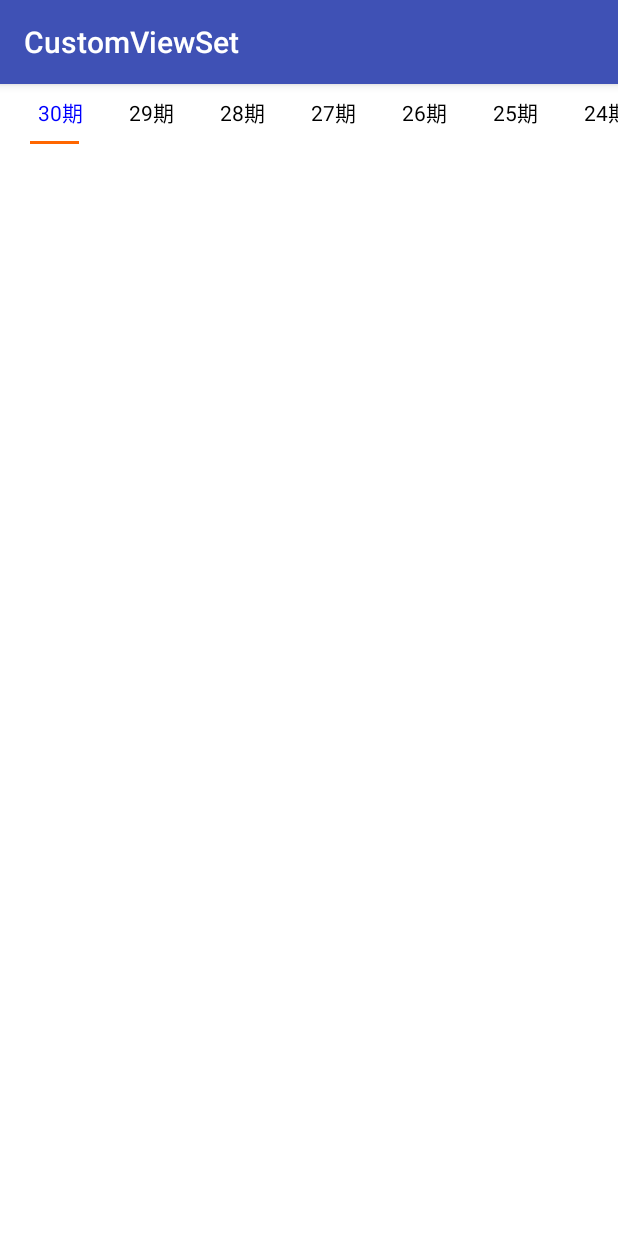
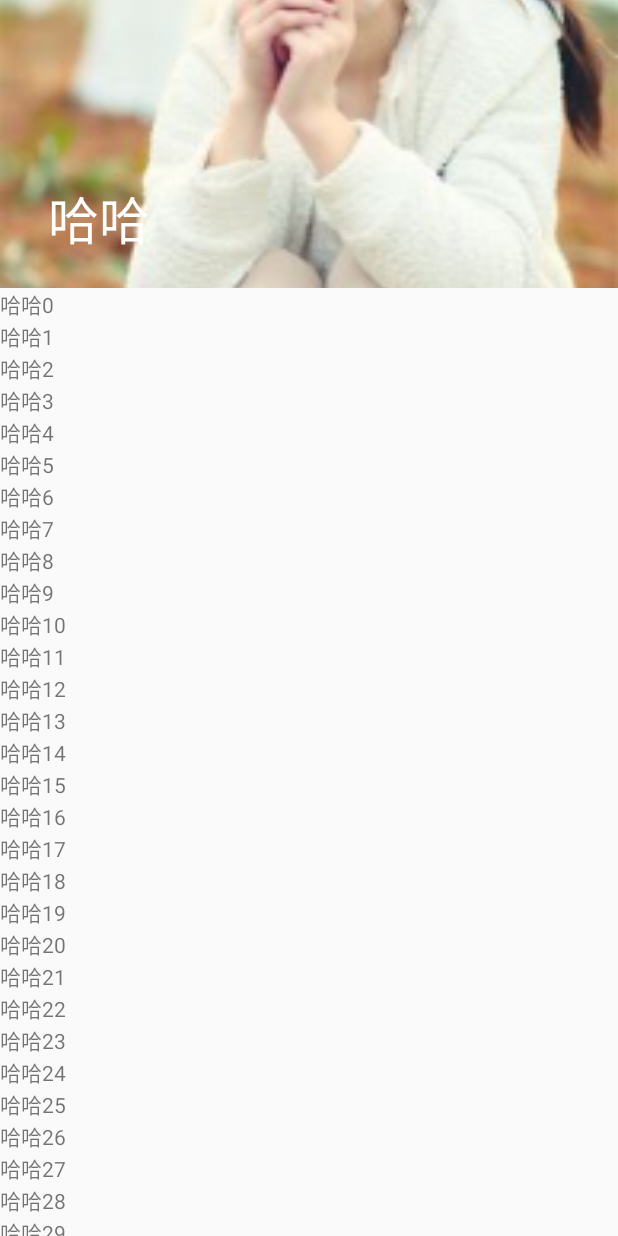
Before and after one commit to VincentLoveAndroid/CustomViewSet, an Android app: the screen it shows after launch (MainActivity), on a phone screen of 412 x 824 dp. Run offline under Robolectric (Android 15) with nearby library versions, the phone set to English and light mode, and no system bars.

Commit message:
material design practice

```diff
--- a/app/src/main/java/com/example/mingren/customviewset/MainActivity.java
+++ b/app/src/main/java/com/example/mingren/customviewset/MainActivity.java
@@ -1,13 +1,111 @@
 package com.example.mingren.customviewset;
 
+import android.app.Activity;
+import android.graphics.Color;
+import android.os.Build;
+import android.support.design.widget.CollapsingToolbarLayout;
+import android.support.design.widget.CoordinatorLayout;
+import android.support.v4.view.ViewCompat;
 import android.support.v7.app.AppCompatActivity;
 import android.os.Bundle;
+import android.support.v7.widget.LinearLayoutManager;
+import android.support.v7.widget.RecyclerView;
+import android.view.MotionEvent;
+import android.view.View;
+import android.view.ViewConfiguration;
+import android.view.ViewGroup;
+import android.widget.BaseAdapter;
+import android.widget.ListView;
+import android.widget.TextView;
 
-public class MainActivity extends AppCompatActivity {
+import com.example.mingren.customviewset.Utils.ScreenUtils;
+import com.example.mingren.customviewset.view.NestedScrollingListView;
+
+import java.util.TreeMap;
+
+public class MainActivity extends Activity {
+
+    private CoordinatorLayout coordinatorLayout;
+    private float startX;
+    private float startY;
+    private int l;
+    private int t;
+    private int scaledTouchSlop;
 
     @Override
     protected void onCreate(Bundle savedInstanceState) {
         super.onCreate(savedInstanceState);
         setContentView(R.layout.activity_main);
+        CollapsingToolbarLayout cll = (CollapsingToolbarLayout) findViewById(R.id.cdl_test);
+        cll.setExpandedTitleColor(Color.BLACK);
+        cll.setExpandedTitleColor(Color.WHITE);
+        //coordinatorLayout = (CoordinatorLayout) findViewById(R.id.cdl_test);
+        RecyclerView rcv = (RecyclerView) findViewById(R.id.rcv_test);
+        LinearLayoutManager lm = new LinearLayoutManager(MainActivity.this);
+        lm.setOrientation(LinearLayoutManager.VERTICAL);
+        rcv.setLayoutManager(lm);
+
+        rcv.setAdapter(new RecyclerView.Adapter() {
+            @Override
+            public RecyclerView.ViewHolder onCreateViewHolder(ViewGroup parent, int viewType) {
+                TextView tv = new TextView(MainActivity.this);
+                return new MyViewHolder(tv);
+            }
+
+            @Override
+            public void onBindViewHolder(RecyclerView.ViewHolder holder, int position) {
+                TextView tv = (TextView) holder.itemView;
+                tv.setText("哈哈" + position);
+            }
+
+            @Override
+            public int getItemCount() {
+                return 100;
+            }
+        });
+
+
+        final int statusBarHeight = ScreenUtils.getStatusBarHeight(this);
+
+        scaledTouchSlop = ViewConfiguration.get(this).getScaledTouchSlop();
+//        tvDependency.setOnTouchListener(new View.OnTouchListener() {
+//            @Override
+//            public boolean onTouch(View v, MotionEvent event) {
+//                switch (event.getAction()) {
+//                    case MotionEvent.ACTION_DOWN:
+//                        startX = event.getX();
+//                        startY = event.getY();
+//                        System.out.println("startX" + startX);
+//                        System.out.println("startY" + startY);
+//                        break;
+//                    case MotionEvent.ACTION_MOVE:
+//                        if (isMove(event)) {
+//                            l = (int) (event.getRawX() - startX);
+//                            t = (int) (event.getRawY() - startY - statusBarHeight);
+//                            tvDependency.layout(l, t, l + tvDependency.getWidth(), t + tvDependency.getHeight());
+//                        }
+//                        break;
+//                    case MotionEvent.ACTION_UP:
+//                        break;
+//                }
+//                return true;
+//            }
+//        });
+    }
+
+    private class MyViewHolder extends RecyclerView.ViewHolder {
+
+        public MyViewHolder(View itemView) {
+            super(itemView);
+        }
+    }
+
+    private boolean isMove(MotionEvent event) {
+        int moveX = (int) event.getX();
+        int moveY = (int) event.getY();
+        if (Math.abs(moveX - startX) > scaledTouchSlop / 2 || Math.abs(moveY - startY) > scaledTouchSlop / 2) {
+            return true;
+        }
+        return false;
     }
 }
--- a/app/src/main/java/com/example/mingren/customviewset/Ob/Wave.java
+++ b/app/src/main/java/com/example/mingren/customviewset/Ob/Wave.java
@@ -9,6 +9,7 @@ import android.animation.TimeInterpolator;
 import android.graphics.Canvas;
 import android.graphics.Color;
 import android.graphics.Paint;
+import android.support.design.widget.CoordinatorLayout;
 import android.view.animation.LinearInterpolator;
 
 import java.util.List;
@@ -80,5 +81,6 @@ public class Wave {
         int blue = random.nextInt(190) + 30;
         int argb = Color.argb(alpha, red, green, blue);
         return argb;
+
     }
 }
--- a/app/src/main/res/layout/activity_main.xml
+++ b/app/src/main/res/layout/activity_main.xml
@@ -1,16 +1,45 @@
 <?xml version="1.0" encoding="utf-8"?>
-<RelativeLayout xmlns:android="http://schemas.android.com/apk/res/android"
+<android.support.design.widget.CoordinatorLayout xmlns:android="http://schemas.android.com/apk/res/android"
+    xmlns:app="http://schemas.android.com/apk/res-auto"
     xmlns:tools="http://schemas.android.com/tools"
     android:layout_width="match_parent"
     android:layout_height="match_parent"
-    android:background="#fff"
-    tools:context="com.example.mingren.customviewset.MainActivity">
+    tools:context=".MainActivity">
 
-    <!--<com.example.mingren.customviewset.view.ClockSurfaceView-->
-    <!--android:layout_width="300dp"-->
-    <!--android:layout_height="300dp"-->
-    <!--android:layout_centerInParent="true" />-->
-    <com.example.mingren.customviewset.view.ScrollTabIndicatorView
+    <android.support.v7.widget.RecyclerView
+        android:id="@+id/rcv_test"
         android:layout_width="match_parent"
-        android:layout_height="wrap_content"></com.example.mingren.customviewset.view.ScrollTabIndicatorView>
-</RelativeLayout>
+        android:layout_height="wrap_content"
+        app:layout_behavior="@string/appbar_scrolling_view_behavior"></android.support.v7.widget.RecyclerView>
+
+
+    <android.support.design.widget.AppBarLayout
+        android:layout_width="match_parent"
+        android:layout_height="192dp">
+
+        <android.support.design.widget.CollapsingToolbarLayout
+            android:id="@+id/cdl_test"
+            android:layout_width="match_parent"
+            android:layout_height="match_parent"
+            app:collapsedTitleTextAppearance="@color/cardview_light_background"
+            app:contentScrim="@color/colorPrimary"
+            app:layout_scrollFlags="scroll|exitUntilCollapsed"
+            app:title="哈哈">
+
+            <ImageView
+                android:layout_width="match_parent"
+                android:layout_height="match_parent"
+                android:scaleType="centerCrop"
+                android:src="@mipmap/girl"
+                app:layout_collapseMode="parallax"
+                app:layout_collapseParallaxMultiplier="0.7" />
+
+            <android.support.v7.widget.Toolbar
+                android:layout_width="match_parent"
+                android:layout_height="?attr/actionBarSize"
+                android:title="卡卡"
+                app:layout_collapseMode="pin" />
+        </android.support.design.widget.CollapsingToolbarLayout>
+    </android.support.design.widget.AppBarLayout>
+
+</android.support.design.widget.CoordinatorLayout>
--- a/app/src/main/res/values/styles.xml
+++ b/app/src/main/res/values/styles.xml
@@ -7,5 +7,4 @@
         <item name="colorPrimaryDark">@color/colorPrimaryDark</item>
         <item name="colorAccent">@color/colorAccent</item>
     </style>
-
 </resources>
```
Also changed, not shown: app/src/main/java/com/example/mingren/customviewset/Sign.java (+22 -4 lines), app/src/main/java/com/example/mingren/customviewset/Utils/ScreenUtils.java (added, +154 -0 lines), app/src/main/java/com/example/mingren/customviewset/adapter/BehaviorDemo.java (added, +63 -0 lines), app/src/main/java/com/example/mingren/customviewset/view/NestedScrollingListView.java (added, +83 -0 lines), app/src/main/res/mipmap-xhdpi/f703738da97739120f92f746fd198618367ae265.jpg (added), app/src/main/res/mipmap-xhdpi/girl.jpg (added).
